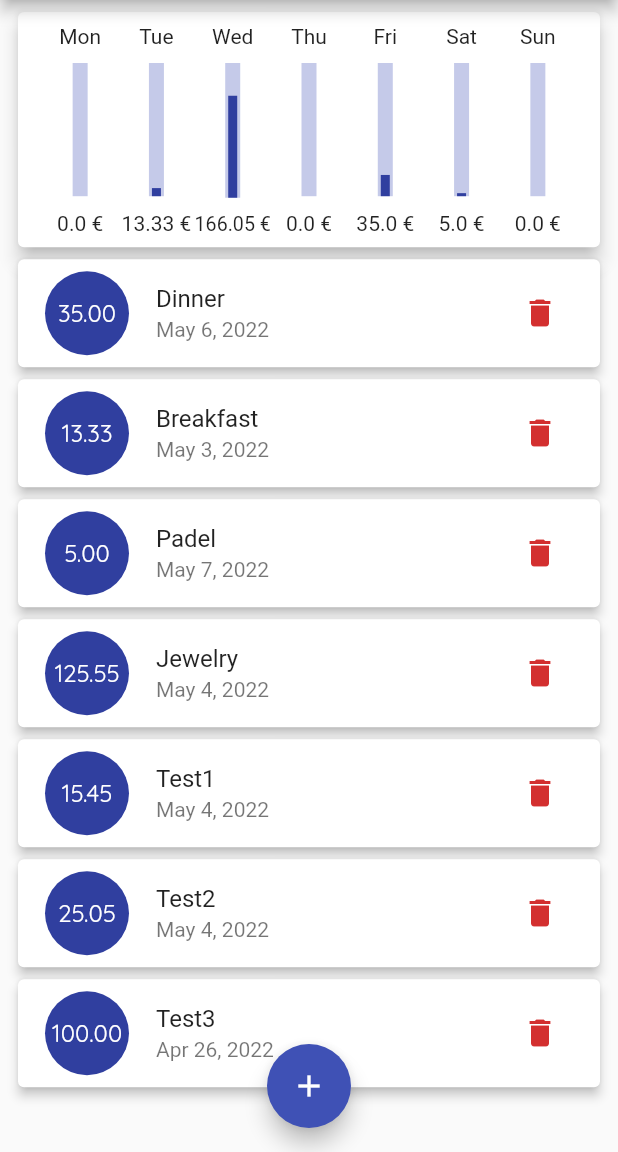
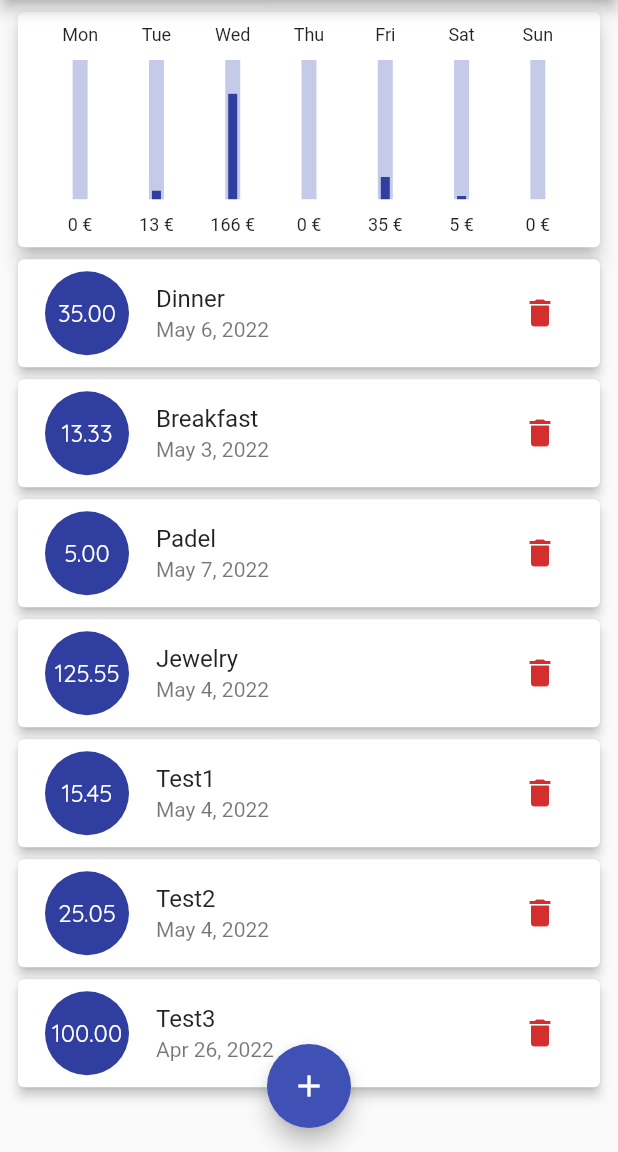
Before and after one commit to notariorob/expense_app, a Flutter app: the screen it shows after launch, on a phone screen of 412 x 824 dp, the part 84-1236 px from its top. Run offline on Flutter 3.47's test engine with Material 2 defaults, Android fonts, the phone set to English and light mode, and no system bars.

Commit message:
reduce chart font size and round amount

```diff
--- a/lib/ui/chart.dart
+++ b/lib/ui/chart.dart
@@ -42,7 +42,7 @@ class Chart extends StatelessWidget {
                 fit: FlexFit.tight,
                 child: ChartBar(
                     label: val['day'] as String,
-                    amount: val['amount'].toString(),
+                    amount: (val['amount'] as double).toInt().toString(),
                     ratio: (val['amount'] as double) / _totalSpent),
               ),
             ),
--- a/lib/ui/chart_bar.dart
+++ b/lib/ui/chart_bar.dart
@@ -15,7 +15,12 @@ class ChartBar extends StatelessWidget {
   Widget build(BuildContext context) {
     return Column(
       children: [
-        Text(label),
+        Text(
+          label,
+          style: const TextStyle(
+            fontSize: 12,
+          ),
+        ),
         const SizedBox(
           height: 10,
         ),
@@ -49,6 +54,9 @@ class ChartBar extends StatelessWidget {
         FittedBox(
           child: Text(
             '$amount €',
+            style: const TextStyle(
+              fontSize: 12,
+            ),
           ),
         )
       ],
```
